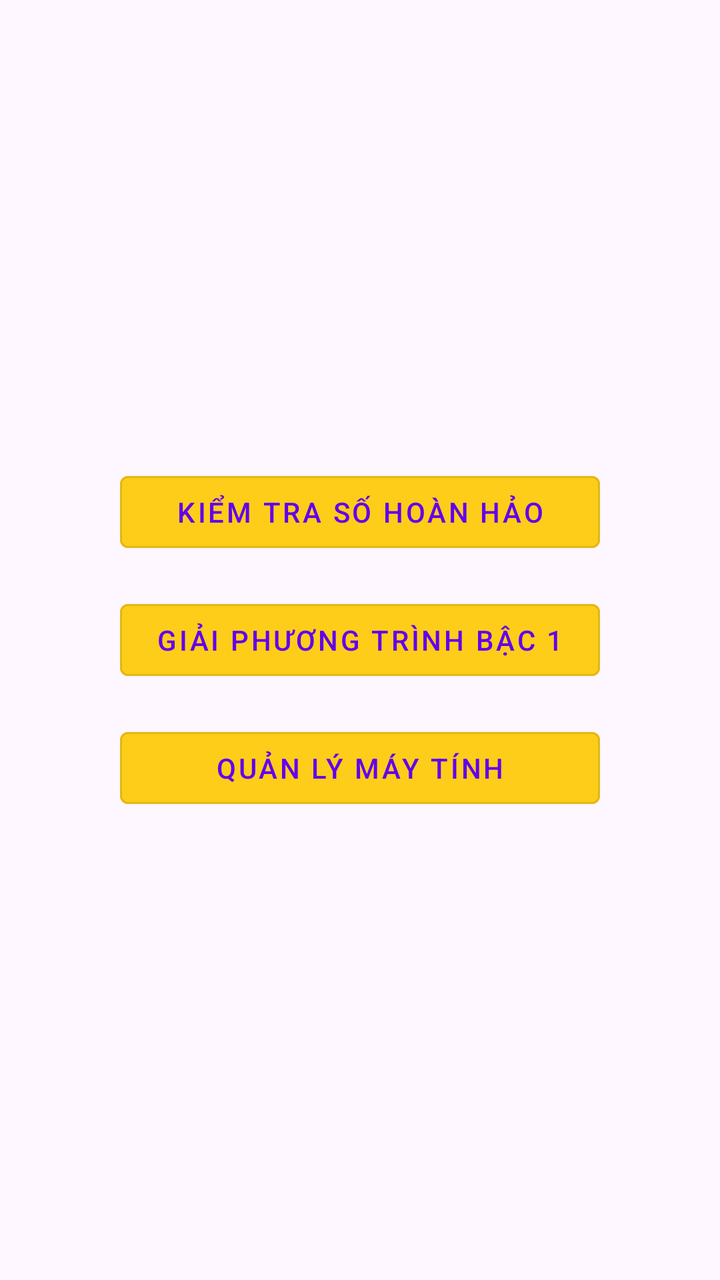
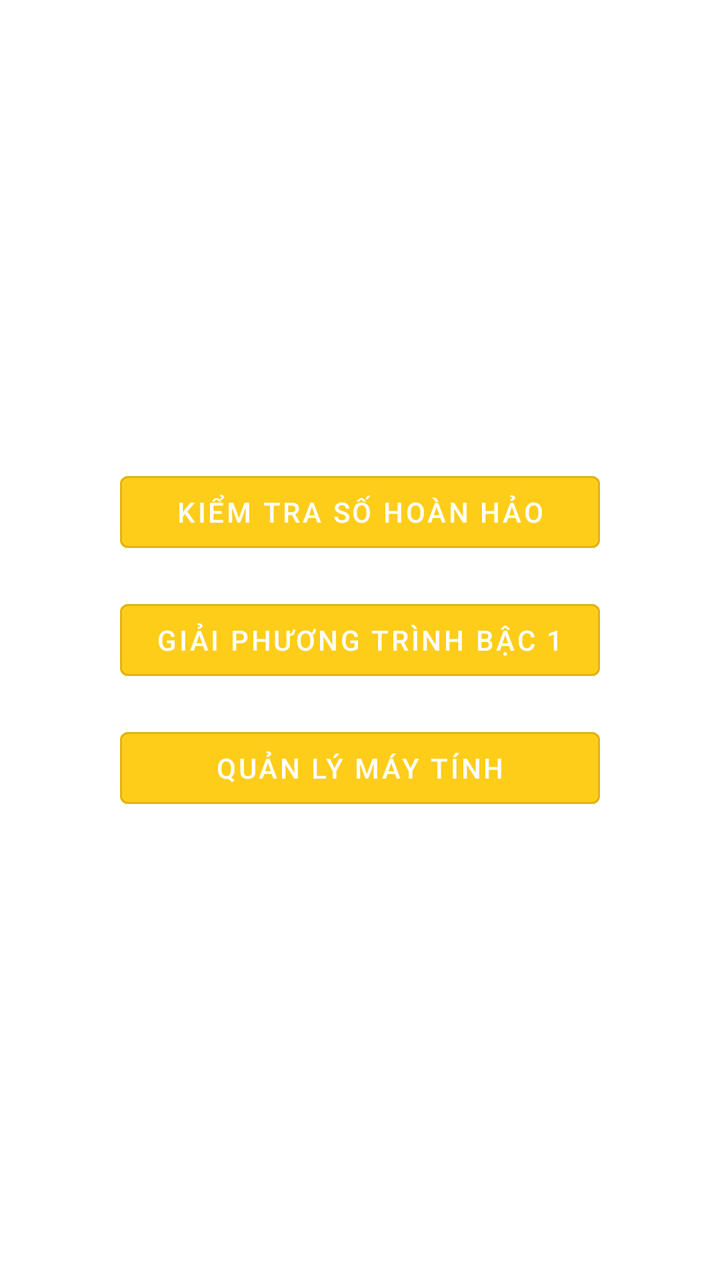

The first picture is an Android layout as it rendered before a commit; the second is the same layout after the commit. The layout source and the unified diff follow.
<!-- AndroidManifest.xml: application theme Theme.Ceb029_nguyenquocviet -->
<!-- res/layout/fragment_home.xml -->
<?xml version="1.0" encoding="utf-8"?>
<layout
        xmlns:android="http://schemas.android.com/apk/res/android"
        xmlns:tools="http://schemas.android.com/tools"
        xmlns:app="http://schemas.android.com/apk/res-auto"
>
<LinearLayout
              android:layout_width="match_parent"
              android:layout_height="match_parent"
              android:gravity="center"
              android:orientation="vertical"
              tools:context=".fragments.HomeFragment">

    <Button
            android:backgroundTint="@color/yellow"
            android:id="@+id/btnPerfectNumber"
            android:layout_width="240dp"
            android:layout_height="wrap_content"
            android:text="Kiểm tra số hoàn hảo"
            style="@style/Widget.MaterialComponents.Button.OutlinedButton" />

    <Button
            android:id="@+id/btnLinearEquation"
            android:backgroundTint="@color/yellow"
            android:layout_width="240dp"
            android:layout_height="wrap_content"
            android:text="Giải phương trình bậc 1"
            style="@style/Widget.MaterialComponents.Button.OutlinedButton"
            android:layout_marginTop="16dp" />

    <Button
            android:id="@+id/btnManageComputers"
            android:backgroundTint="@color/yellow"
            android:layout_width="240dp"
            android:layout_height="wrap_content"
            android:text="Quản lý máy tính"
            style="@style/Widget.MaterialComponents.Button.OutlinedButton"
            android:layout_marginTop="16dp" />

</LinearLayout>
</layout>
<!-- resources referenced by this layout -->
<resources>
  <color name="yellow">#FECD1A</color>
  <style name="Theme.Ceb029_nguyenquocviet" parent="Base.Theme.Ceb029_nguyenquocviet" />
  <style name="Base.Theme.Ceb029_nguyenquocviet" parent="Theme.Material3.Light.NoActionBar">
          <item name="colorPrimary">@color/purple_500</item>
          <item name="colorPrimaryVariant">@color/purple_700</item>
          <item name="colorOnPrimary">@color/white</item>
          
          <item name="colorSecondary">@color/teal_200</item>
          <item name="colorSecondaryVariant">@color/teal_700</item>
          <item name="colorOnSecondary">@color/black</item>
          
          <item name="android:statusBarColor" tools:targetApi="l">?attr/colorPrimaryVariant</item>
          
      </style>
  <color name="purple_500">#FF6200EE</color>
  <color name="purple_700">#FF3700B3</color>
  <color name="white">#FFFFFFFF</color>
  <color name="teal_200">#FF03DAC5</color>
  <color name="teal_700">#FF018786</color>
  <color name="black">#FF000000</color>
</resources>

<!-- the commit's change to res/layout/fragment_home.xml (unified diff, before → after) -->
@@ -4,38 +4,41 @@
         xmlns:tools="http://schemas.android.com/tools"
         xmlns:app="http://schemas.android.com/apk/res-auto"
 >
-<LinearLayout
-              android:layout_width="match_parent"
-              android:layout_height="match_parent"
-              android:gravity="center"
-              android:orientation="vertical"
-              tools:context=".fragments.HomeFragment">
+    <LinearLayout
+            android:layout_width="match_parent"
+            android:layout_height="match_parent"
+            android:gravity="center"
+            android:orientation="vertical"
+            tools:context=".fragments.HomeFragment">
 
-    <Button
-            android:backgroundTint="@color/yellow"
-            android:id="@+id/btnPerfectNumber"
-            android:layout_width="240dp"
-            android:layout_height="wrap_content"
-            android:text="Kiểm tra số hoàn hảo"
-            style="@style/Widget.MaterialComponents.Button.OutlinedButton" />
+        <Button
+                android:backgroundTint="@color/yellow"
+                android:id="@+id/btnPerfectNumber"
+                android:textColor="@color/white"
+                android:layout_width="240dp"
+                android:layout_height="wrap_content"
+                android:text="Kiểm tra số hoàn hảo"
+                style="@style/Widget.MaterialComponents.Button.OutlinedButton"/>
 
-    <Button
-            android:id="@+id/btnLinearEquation"
-            android:backgroundTint="@color/yellow"
-            android:layout_width="240dp"
-            android:layout_height="wrap_content"
-            android:text="Giải phương trình bậc 1"
-            style="@style/Widget.MaterialComponents.Button.OutlinedButton"
-            android:layout_marginTop="16dp" />
+        <Button
+                android:id="@+id/btnLinearEquation"
+                android:backgroundTint="@color/yellow"
+                android:textColor="@color/white"
+                android:layout_width="240dp"
+                android:layout_height="wrap_content"
+                android:text="Giải phương trình bậc 1"
+                style="@style/Widget.MaterialComponents.Button.OutlinedButton"
+                android:layout_marginTop="16dp"/>
 
-    <Button
-            android:id="@+id/btnManageComputers"
-            android:backgroundTint="@color/yellow"
-            android:layout_width="240dp"
-            android:layout_height="wrap_content"
-            android:text="Quản lý máy tính"
-            style="@style/Widget.MaterialComponents.Button.OutlinedButton"
-            android:layout_marginTop="16dp" />
+        <Button
+                android:id="@+id/btnManageComputers"
+                android:backgroundTint="@color/yellow"
+                android:textColor="@color/white"
+                android:layout_width="240dp"
+                android:layout_height="wrap_content"
+                android:text="Quản lý máy tính"
+                style="@style/Widget.MaterialComponents.Button.OutlinedButton"
+                android:layout_marginTop="16dp"/>
 
-</LinearLayout>
+    </LinearLayout>
 </layout>
<!-- resource entries referenced after the edit -->
@@ -2,8 +2,8 @@
 <resources>
   <color name="yellow">#FECD1A</color>
   <style name="Theme.Ceb029_nguyenquocviet" parent="Base.Theme.Ceb029_nguyenquocviet" />
-  <style name="Base.Theme.Ceb029_nguyenquocviet" parent="Theme.Material3.Light.NoActionBar">
-          <item name="colorPrimary">@color/purple_500</item>
+  <style name="Base.Theme.Ceb029_nguyenquocviet" parent="Theme.MaterialComponents.DayNight.DarkActionBar">
+          <item name="colorPrimary">@color/yellow</item>
           <item name="colorPrimaryVariant">@color/purple_700</item>
           <item name="colorOnPrimary">@color/white</item>
           
@@ -14,7 +14,6 @@
           <item name="android:statusBarColor" tools:targetApi="l">?attr/colorPrimaryVariant</item>
           
       </style>
-  <color name="purple_500">#FF6200EE</color>
   <color name="purple_700">#FF3700B3</color>
   <color name="white">#FFFFFFFF</color>
   <color name="teal_200">#FF03DAC5</color>
